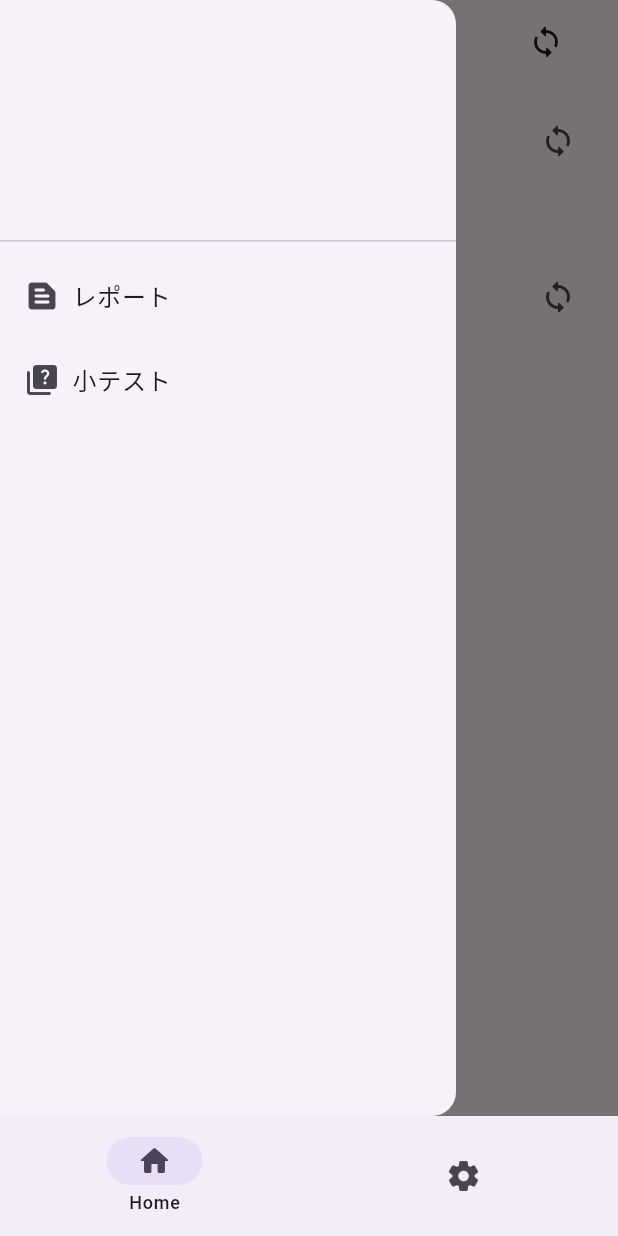
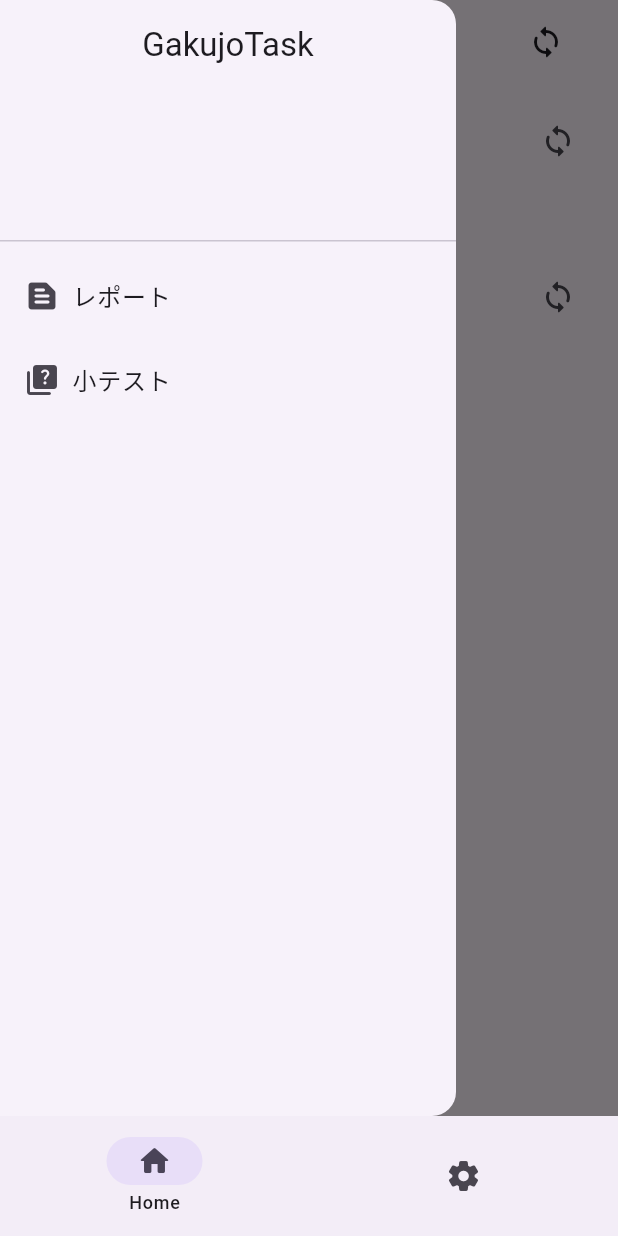
Before and after one commit to nharu-0630/GakujoGUI-Flutter, a Flutter app: the screen it shows after launch, with the side drawer open, on a phone screen of 412 x 824 dp. Run offline on Flutter 3.47's test engine with Material 2 defaults, Android fonts, the phone set to English and light mode, and no system bars; drawn by our look-alikes of sticky_headers; our stand-ins replace awesome_snackbar_content, cookie_jar, dio, dio_cookie_manager, flutter_slidable, fluttertoast and 6 more; missing offline and left inert: better_open_file, cached_memory_image, dio_smart_retry, selectable_autolink_text, version; accounts and stored records are empty.

Commit message:
Update home.dart

```diff
--- a/lib/views/home/home.dart
+++ b/lib/views/home/home.dart
@@ -102,6 +102,8 @@ class _HomeWidgetState extends State<HomeWidget> {
             child: DrawerHeader(
               child: Column(
                 children: [
+                  Text('GakujoTask',
+                      style: Theme.of(context).textTheme.titleLarge),
                   FutureBuilder(
                     future: context.watch<SettingsRepository>().load(),
                     builder: ((context, AsyncSnapshot<Settings> snapshot) =>
```
